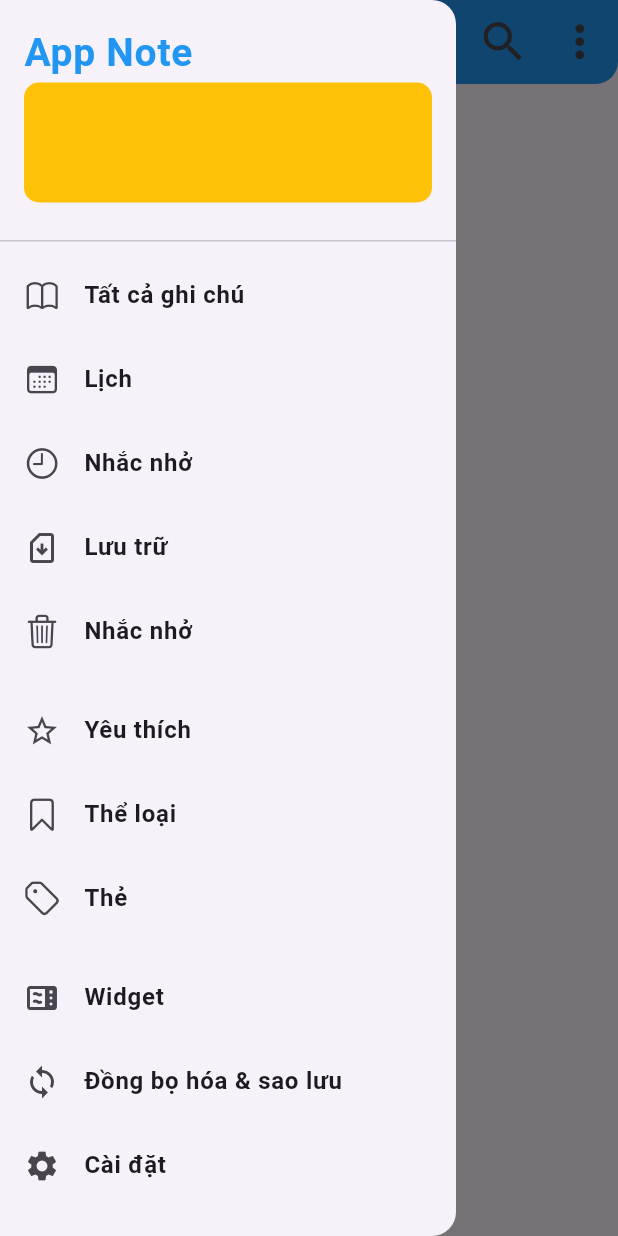
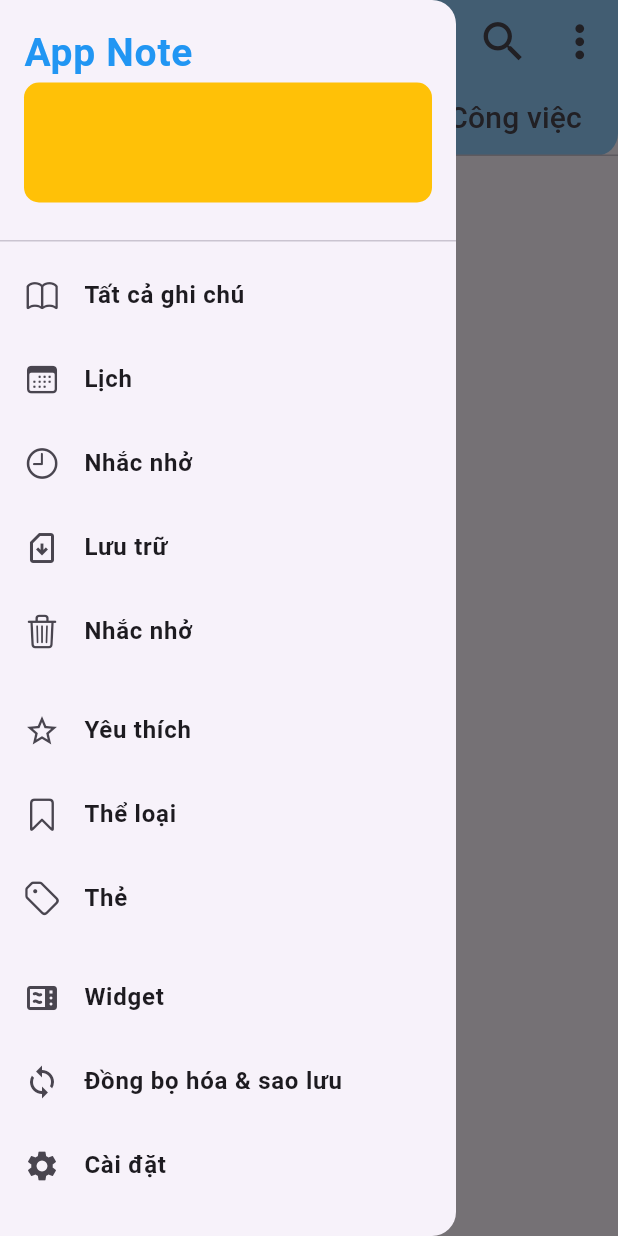
Before and after one commit to tKen20/flutterAppNote, a Flutter app: the screen it shows after launch, with the side drawer open, on a phone screen of 412 x 824 dp. Run offline on Flutter 3.47's test engine with Material 3 defaults, Android fonts, the phone set to English and light mode, and no system bars.

Commit message:
update tab bar view , drawer

```diff
--- a/app_note_flutter/lib/main.dart
+++ b/app_note_flutter/lib/main.dart
@@ -1,5 +1,6 @@
 import 'package:app_note_flutter/screens/home/home_screens.dart';
 import 'package:app_note_flutter/screens/on_boarding_screen/on_boarding_screens.dart';
+import 'package:app_note_flutter/widgets/tab_bar_view_widget.dart';
 import 'package:flutter/material.dart';
 
 void main() {
--- /dev/null
+++ b/app_note_flutter/lib/screens/home/cong_viec_screens.dart
@@ -0,0 +1,17 @@
+import 'package:flutter/material.dart';
+
+class CongViecScreens extends StatefulWidget {
+  const CongViecScreens({super.key});
+
+  @override
+  State<CongViecScreens> createState() => _CongViecScreensState();
+}
+
+class _CongViecScreensState extends State<CongViecScreens> {
+  @override
+  Widget build(BuildContext context) {
+    return Container(
+      child: Text("Cong viec"),
+    );
+  }
+}
--- a/app_note_flutter/lib/screens/home/home_screens.dart
+++ b/app_note_flutter/lib/screens/home/home_screens.dart
@@ -1,4 +1,7 @@
-import 'package:flutter/cupertino.dart';
+import 'package:app_note_flutter/screens/home/cong_viec_screens.dart';
+import 'package:app_note_flutter/screens/home/trang_chu_screens.dart';
+import 'package:app_note_flutter/widgets/tab_bar_view_widget.dart';
+
 import 'package:flutter/material.dart';
 
 class HomeScreens extends StatefulWidget {
@@ -11,162 +14,8 @@ class HomeScreens extends StatefulWidget {
 class _HomeScreensState extends State<HomeScreens> {
   @override
   Widget build(BuildContext context) {
-    return Scaffold(
-      //app bar
-      appBar: AppBar(
-        backgroundColor: Colors.blue,
-        title: Text(
-          "App Note",
-          style: TextStyle(fontWeight: FontWeight.bold),
-        ),
-        actions: [
-          IconButton(
-            onPressed: () {},
-            icon: Icon(
-              Icons.search,
-              size: 35,
-            ),
-          ),
-          IconButton(
-              onPressed: () {},
-              icon: Icon(
-                Icons.more_vert,
-                size: 35,
-              ))
-        ],
-        shape: RoundedRectangleBorder(
-            borderRadius: BorderRadius.vertical(bottom: Radius.circular(15))),
-      ),
+    return TabBarViewWidget();
 
-      //body
-
-      // drawer
-      drawer: Drawer(
-        child: ListView(
-          children: [
-            // title Drawer
-            DrawerHeader(
-              child: Column(
-                crossAxisAlignment: CrossAxisAlignment.start,
-                children: [
-                  Text(
-                    "App Note",
-                    style: TextStyle(
-                        fontWeight: FontWeight.bold,
-                        fontSize: 26,
-                        color: Colors.blue),
-                  ),
-                  //image
-                  Container(
-                    //margin: EdgeInsets.symmetric(horizontal: 2),
-                    height: 80,
-                    decoration: BoxDecoration(
-                      color: Colors.amber,
-                      borderRadius: BorderRadius.circular(10),
-                    ),
-                  ),
-                ],
-              ),
-            ),
-
-            // body Drawer
-            ListTile(
-              leading: Icon(CupertinoIcons.book),
-              title: Text(
-                "Tất cả ghi chú",
-                style: TextStyle(fontWeight: FontWeight.w600),
-              ),
-              onTap: () {},
-            ),
-            ListTile(
-              leading: Icon(CupertinoIcons.calendar),
-              title: Text(
-                "Lịch",
-                style: TextStyle(fontWeight: FontWeight.w600),
-              ),
-              onTap: () {},
-            ),
-            ListTile(
-              leading: Icon(CupertinoIcons.clock),
-              title: Text(
-                "Nhắc nhở",
-                style: TextStyle(fontWeight: FontWeight.w600),
-              ),
-              onTap: () {},
-            ),
-            ListTile(
-              leading: Icon(Icons.sim_card_download_outlined),
-              title: Text(
-                "Lưu trữ",
-                style: TextStyle(fontWeight: FontWeight.w600),
-              ),
-              onTap: () {},
-            ),
-            ListTile(
-              leading: Icon(CupertinoIcons.trash),
-              title: Text(
-                "Nhắc nhở",
-                style: TextStyle(fontWeight: FontWeight.w600),
-              ),
-              onTap: () {},
-            ),
-            SizedBox(
-              height: 10,
-            ),
-            ListTile(
-              leading: Icon(Icons.star_border),
-              title: Text(
-                "Yêu thích",
-                style: TextStyle(fontWeight: FontWeight.w600),
-              ),
-              onTap: () {},
-            ),
-            ListTile(
-              leading: Icon(CupertinoIcons.bookmark),
-              title: Text(
-                "Thể loại",
-                style: TextStyle(fontWeight: FontWeight.w600),
-              ),
-              onTap: () {},
-            ),
-            ListTile(
-              leading: Icon(CupertinoIcons.tags),
-              title: Text(
-                "Thẻ",
-                style: TextStyle(fontWeight: FontWeight.w600),
-              ),
-              onTap: () {},
-            ),
-            SizedBox(
-              height: 10,
-            ),
-            ListTile(
-              leading: Icon(Icons.microwave_rounded),
-              title: Text(
-                "Widget",
-                style: TextStyle(fontWeight: FontWeight.w600),
-              ),
-              onTap: () {},
-            ),
-            ListTile(
-              leading: Icon(Icons.sync_sharp),
-              title: Text(
-                "Đồng bọ hóa & sao lưu",
-                style: TextStyle(fontWeight: FontWeight.w600),
-              ),
-              onTap: () {},
-            ),
-            ListTile(
-              leading: Icon(Icons.settings),
-              title: Text(
-                "Cài đặt",
-                style: TextStyle(fontWeight: FontWeight.w600),
-              ),
-              onTap: () {},
-            ),
-          ],
-        ),
-      ),
-    );
+    // drawer
   }
 }
--- /dev/null
+++ b/app_note_flutter/lib/screens/home/tat_ca_screens.dart
@@ -0,0 +1,17 @@
+import 'package:flutter/material.dart';
+
+class TatCaScreens extends StatefulWidget {
+  const TatCaScreens({super.key});
+
+  @override
+  State<TatCaScreens> createState() => _TatCaScreensState();
+}
+
+class _TatCaScreensState extends State<TatCaScreens> {
+  @override
+  Widget build(BuildContext context) {
+    return Container(
+      child: Text("data"),
+    );
+  }
+}
--- /dev/null
+++ b/app_note_flutter/lib/screens/home/trang_chu_screens.dart
@@ -0,0 +1,17 @@
+import 'package:flutter/material.dart';
+
+class TrangChuScreens extends StatefulWidget {
+  const TrangChuScreens({super.key});
+
+  @override
+  State<TrangChuScreens> createState() => _TrangChuScreensState();
+}
+
+class _TrangChuScreensState extends State<TrangChuScreens> {
+  @override
+  Widget build(BuildContext context) {
+    return Container(
+      child: Text("Tất cả"),
+    );
+  }
+}
--- /dev/null
+++ b/app_note_flutter/lib/widgets/drawer_widget.dart
@@ -0,0 +1,136 @@
+import 'package:flutter/material.dart';
+import 'package:flutter/cupertino.dart';
+
+class DrawerWidget extends StatelessWidget {
+  const DrawerWidget({super.key});
+
+  @override
+  Widget build(BuildContext context) {
+    return Drawer(
+      child: ListView(
+        children: [
+          // title Drawer
+          DrawerHeader(
+            child: Column(
+              crossAxisAlignment: CrossAxisAlignment.start,
+              children: [
+                const Text(
+                  "App Note",
+                  style: TextStyle(
+                      fontWeight: FontWeight.bold,
+                      fontSize: 26,
+                      color: Colors.blue),
+                ),
+                //image
+                Container(
+                  //margin: EdgeInsets.symmetric(horizontal: 2),
+                  height: 80,
+                  decoration: BoxDecoration(
+                    color: Colors.amber,
+                    borderRadius: BorderRadius.circular(10),
+                  ),
+                ),
+              ],
+            ),
+          ),
+
+          // body Drawer
+          ListTile(
+            leading: const Icon(CupertinoIcons.book),
+            title: const Text(
+              "Tất cả ghi chú",
+              style: TextStyle(fontWeight: FontWeight.w600),
+            ),
+            onTap: () {},
+          ),
+          ListTile(
+            leading: const Icon(CupertinoIcons.calendar),
+            title: const Text(
+              "Lịch",
+              style: TextStyle(fontWeight: FontWeight.w600),
+            ),
+            onTap: () {},
+          ),
+          ListTile(
+            leading: const Icon(CupertinoIcons.clock),
+            title: const Text(
+              "Nhắc nhở",
+              style: TextStyle(fontWeight: FontWeight.w600),
+            ),
+            onTap: () {},
+          ),
+          ListTile(
+            leading: const Icon(Icons.sim_card_download_outlined),
+            title: const Text(
+              "Lưu trữ",
+              style: TextStyle(fontWeight: FontWeight.w600),
+            ),
+            onTap: () {},
+          ),
+          ListTile(
+            leading: const Icon(CupertinoIcons.trash),
+            title: const Text(
+              "Nhắc nhở",
+              style: TextStyle(fontWeight: FontWeight.w600),
+            ),
+            onTap: () {},
+          ),
+          const SizedBox(
+            height: 10,
+          ),
+          ListTile(
+            leading: const Icon(Icons.star_border),
+            title: const Text(
+              "Yêu thích",
+              style: TextStyle(fontWeight: FontWeight.w600),
+            ),
+            onTap: () {},
+          ),
+          ListTile(
+            leading: const Icon(CupertinoIcons.bookmark),
+            title: const Text(
+              "Thể loại",
+              style: TextStyle(fontWeight: FontWeight.w600),
+            ),
+            onTap: () {},
+          ),
+          ListTile(
+            leading: const Icon(CupertinoIcons.tags),
+            title: const Text(
+              "Thẻ",
+              style: TextStyle(fontWeight: FontWeight.w600),
+            ),
+            onTap: () {},
+          ),
+          const SizedBox(
+            height: 10,
+          ),
+          ListTile(
+            leading: const Icon(Icons.microwave_rounded),
+            title: const Text(
+              "Widget",
+              style: TextStyle(fontWeight: FontWeight.w600),
+            ),
+            onTap: () {},
+          ),
+          ListTile(
+            leading: const Icon(Icons.sync_sharp),
+            title: const Text(
+              "Đồng bọ hóa & sao lưu",
+              style: TextStyle(fontWeight: FontWeight.w600),
+            ),
+            onTap: () {},
+          ),
+          ListTile(
+            leading: const Icon(Icons.settings),
+            title: const Text(
+              "Cài đặt",
+              style: TextStyle(fontWeight: FontWeight.w600),
+            ),
+            onTap: () {},
+          ),
+        ],
+      ),
+    );
+  }
+}
--- /dev/null
+++ b/app_note_flutter/lib/widgets/tab_bar_view_widget.dart
@@ -0,0 +1,74 @@
+import 'package:app_note_flutter/screens/home/cong_viec_screens.dart';
+import 'package:app_note_flutter/screens/home/home_screens.dart';
+import 'package:app_note_flutter/screens/home/tat_ca_screens.dart';
+import 'package:app_note_flutter/screens/home/trang_chu_screens.dart';
+import 'package:app_note_flutter/widgets/drawer_widget.dart';
+import 'package:flutter/material.dart';
+
+class TabBarViewWidget extends StatelessWidget {
+  const TabBarViewWidget({super.key});
+
+  @override
+  Widget build(BuildContext context) {
+    return DefaultTabController(
+      initialIndex: 0,
+      length: 3,
+      child: Scaffold(
+        // app bar
+        appBar: AppBar(
+          backgroundColor: Colors.blue[200],
+          title: const Text(
+            "App Note",
+            style: TextStyle(fontWeight: FontWeight.bold),
+          ),
+          actions: [
+            IconButton(
+              onPressed: () {},
+              icon: const Icon(
+                Icons.search,
+                size: 35,
+              ),
+            ),
+            IconButton(
+                onPressed: () {},
+                icon: const Icon(
+                  Icons.more_vert,
+                  size: 35,
+                ))
+          ],
+          shape: const RoundedRectangleBorder(
+              borderRadius: BorderRadius.vertical(bottom: Radius.circular(15))),
+          bottom: TabBar(
+            physics: ClampingScrollPhysics(),
+            indicatorColor: Colors.blue,
+            labelStyle: TextStyle(color: Colors.white, fontSize: 20),
+            splashBorderRadius: BorderRadius.circular(20),
+            // dividerColor: Colors.transparent,
+            tabs: [
+              Tab(
+                text: "Trang chủ",
+              ),
+              Tab(
+                text: "Tất cả",
+              ),
+              Tab(
+                text: "Công việc",
+              ),
+            ],
+          ),
+        ),
+
+        //body
+
+        body: TabBarView(children: [
+          TrangChuScreens(),
+          TatCaScreens(),
+          CongViecScreens(),
+        ]),
+
+        //dravwe
+        drawer: const DrawerWidget(),
+      ),
+    );
+  }
+}
```
